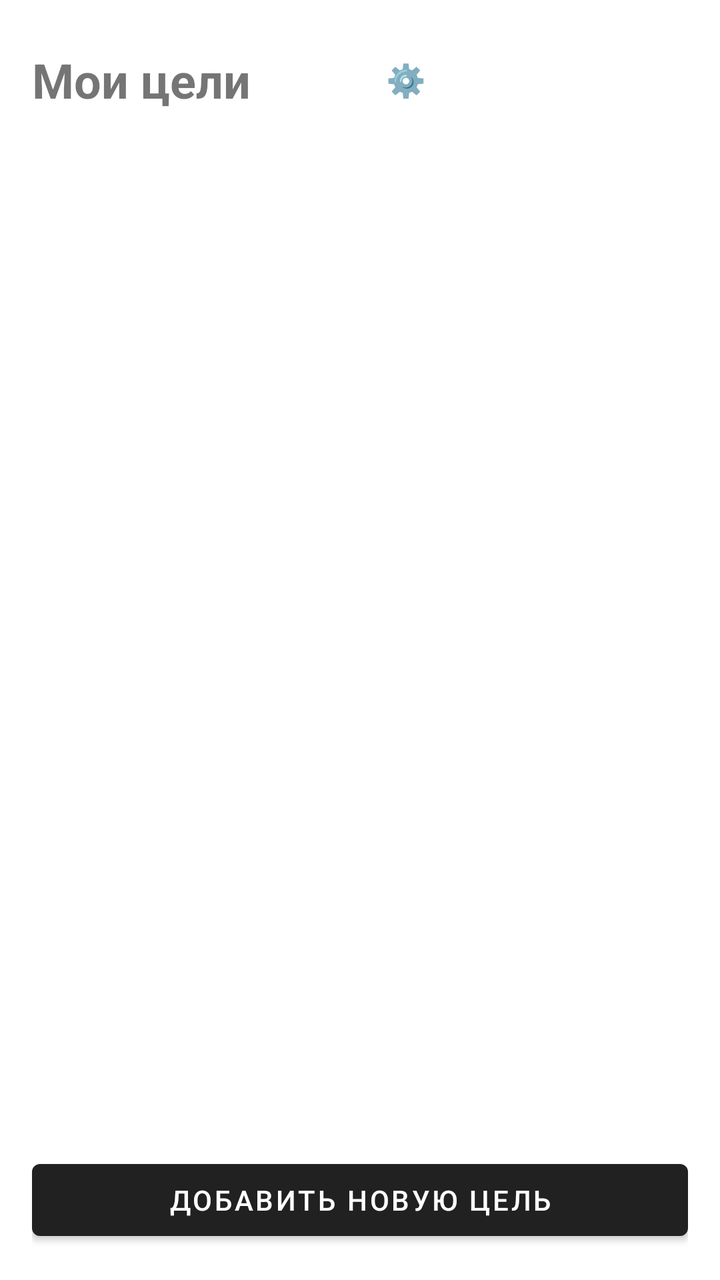
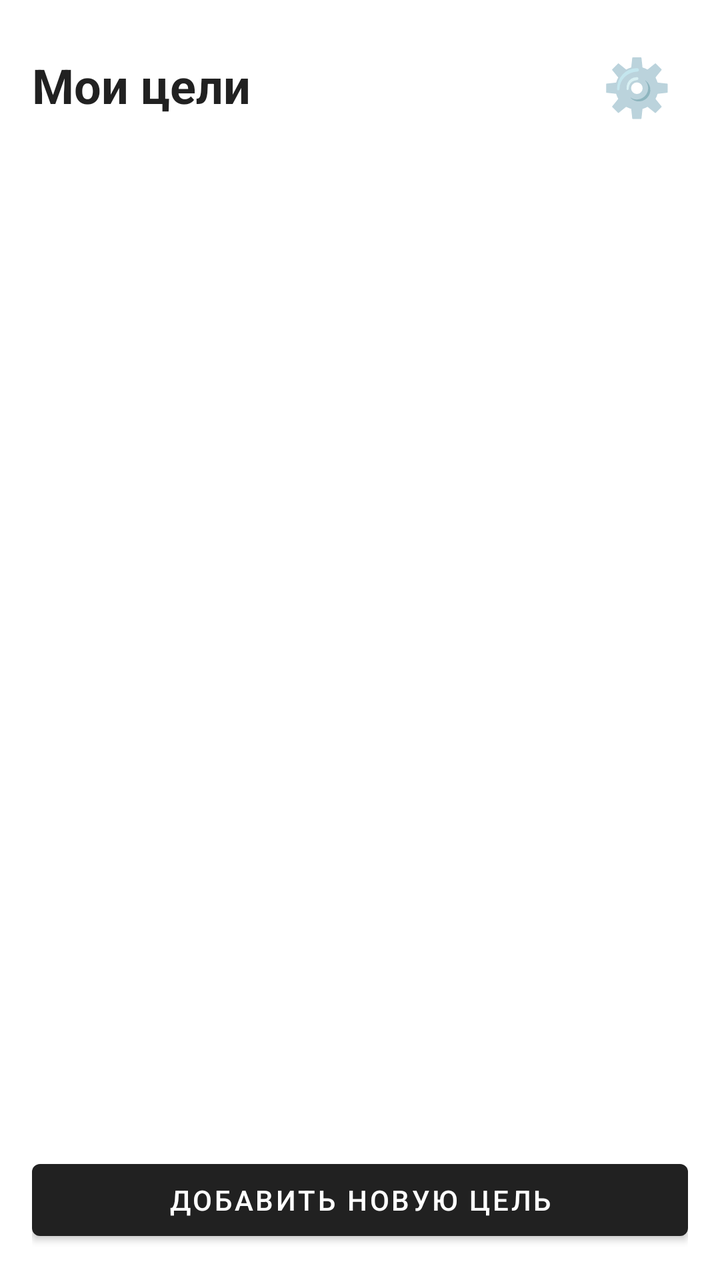

Two renders of the same Android screen: before a commit and after it. Below are the layout's source before the change and the commit's diff.
<!-- AndroidManifest.xml: application theme Theme.MaterialComponents.DayNight.DarkActionBar -->
<!-- res/layout/activity_main.xml -->
<?xml version="1.0" encoding="utf-8"?>
<LinearLayout xmlns:android="http://schemas.android.com/apk/res/android"
    android:layout_width="match_parent"
    android:layout_height="match_parent"
    android:orientation="vertical"
    android:padding="16dp">

    <LinearLayout
        android:layout_width="match_parent"
        android:layout_height="wrap_content"
        android:orientation="horizontal"
        android:gravity="center_vertical"
        android:layout_marginBottom="16dp">
        
        <TextView
            android:layout_width="0dp"
            android:layout_weight="1"
            android:layout_height="wrap_content"
            android:text="Мои цели"
            android:textSize="24sp"
            android:textStyle="bold"/>

        <Button
            android:id="@+id/btnSettings"
            android:layout_width="wrap_content"
            android:layout_height="wrap_content"
            android:text="⚙️ Настройки"
            android:background="?android:attr/selectableItemBackground"
            android:textSize="16sp"/>
    </LinearLayout>

    <androidx.recyclerview.widget.RecyclerView
        android:id="@+id/recyclerView"
        android:layout_width="match_parent"
        android:layout_height="0dp"
        android:layout_weight="1"/>

    <Button
        android:id="@+id/btnAddGoal"
        android:layout_width="match_parent"
        android:layout_height="wrap_content"
        android:text="Добавить новую цель"
        android:layout_marginTop="16dp"/>

</LinearLayout>
<!-- resources referenced by this layout -->
<resources>

</resources>

<!-- the commit's change to res/layout/activity_main.xml (unified diff, before → after) -->
@@ -18,15 +18,17 @@
             android:layout_height="wrap_content"
             android:text="Мои цели"
             android:textSize="24sp"
-            android:textStyle="bold"/>
+            android:textStyle="bold"
+            android:textColor="?android:attr/textColorPrimary"/>
 
-        <Button
+        <TextView
             android:id="@+id/btnSettings"
             android:layout_width="wrap_content"
             android:layout_height="wrap_content"
-            android:text="⚙️ Настройки"
-            android:background="?android:attr/selectableItemBackground"
-            android:textSize="16sp"/>
+            android:text="⚙️"
+            android:textSize="28sp"
+            android:padding="8dp"
+            android:background="?android:attr/selectableItemBackgroundBorderless"/>
     </LinearLayout>
 
     <androidx.recyclerview.widget.RecyclerView
